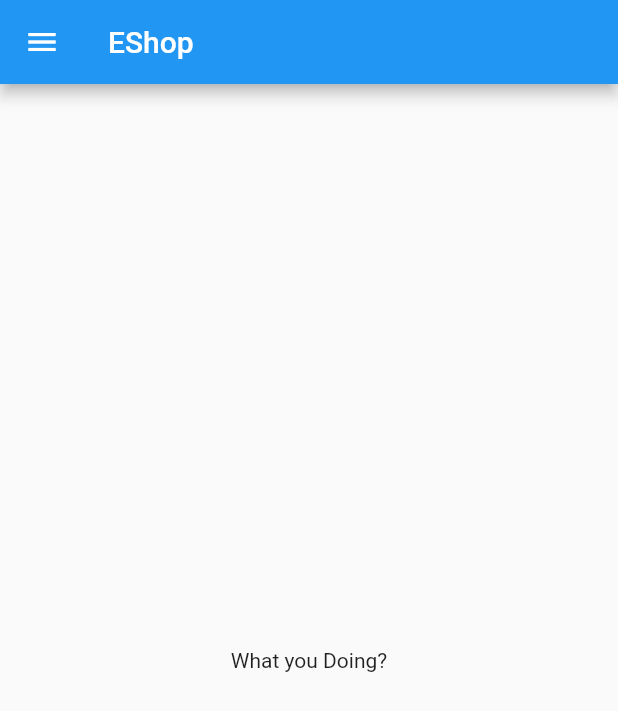
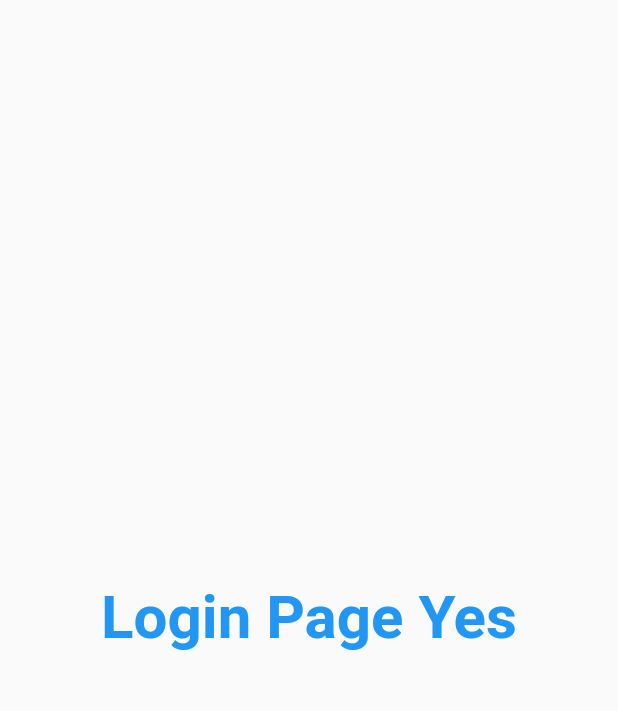
Before and after one commit to ShavB/flutterProjectOne, a Flutter app: the screen it shows after launch, on a phone screen of 412 x 824 dp. Shown: the top 711 px of the screen. Run offline on Flutter 3.47's test engine with Material 2 defaults, Android fonts, the phone set to English and light mode, and no system bars.

Commit message:
Day 3 Completed

```diff
--- a/lib/main.dart
+++ b/lib/main.dart
@@ -1,15 +1,22 @@
 import 'package:flutter/material.dart';
-import 'package:flutter_me/home_page.dart';
+import 'package:flutter_me/pages/home_page.dart';
+import 'package:flutter_me/pages/login_page.dart';
 
 void main() => runApp(MyApp());
 
 class MyApp extends StatelessWidget {
-  const MyApp({ Key? key }) : super(key: key);
 
   @override
   Widget build(BuildContext context) {
     return MaterialApp(
-      home: HomePage(),
+      //home: HomePage(),
+      // themeMode: ThemeMode.dark,
+      theme: ThemeData(primarySwatch: Colors.orange),
+      initialRoute: "/",
+      routes: {
+        "/home": (context)=> HomePage(),
+        "/" : (context)=> LoginPage(),
+      },
     );
   }
 }
--- a/lib/home_page.dart
+++ b/lib/pages/home_page.dart
@@ -1,14 +1,13 @@
 import 'package:flutter/material.dart';
 
 class HomePage extends StatelessWidget {
-  const HomePage({Key? key}) : super(key: key);
 
   @override
   Widget build(BuildContext context) {
     return Scaffold(
         appBar: AppBar(title: Text("EShop"),),
         body: Center(
-      child: Text("What you Doing?"),
+      child: Text("Hey! How u DOing?"),
     ),
     drawer: Drawer(),
     );
--- /dev/null
+++ b/lib/pages/login_page.dart
@@ -0,0 +1,18 @@
+import 'package:flutter/material.dart';
+
+class LoginPage extends StatelessWidget {
+  const LoginPage({Key? key}) : super(key: key);
+
+  @override
+  Widget build(BuildContext context) {
+    return Material(
+      child: Center(
+        child: Text("Login Page Yes",
+            style: TextStyle(
+                fontSize: 40, color: Colors.blue, fontWeight: FontWeight.bold)
+                ),
+
+      ),
+    );
+  }
+}
```
